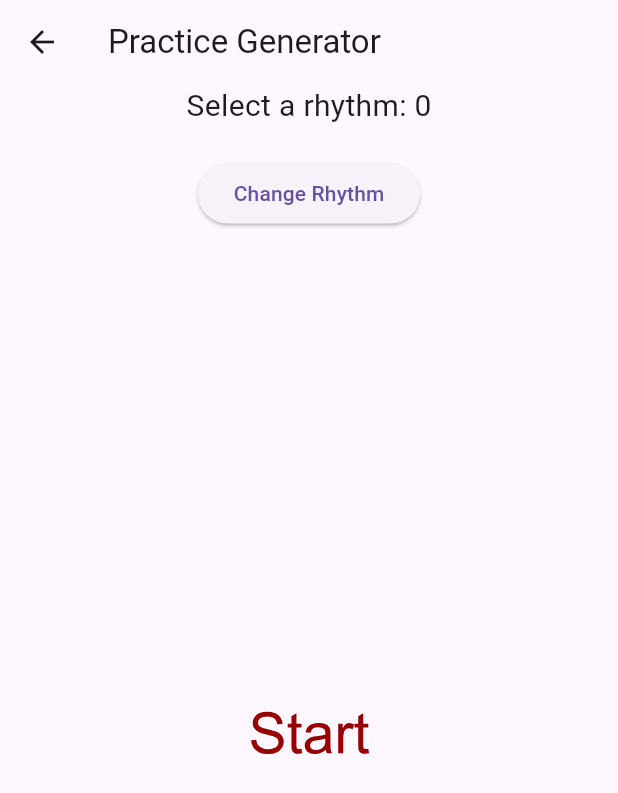
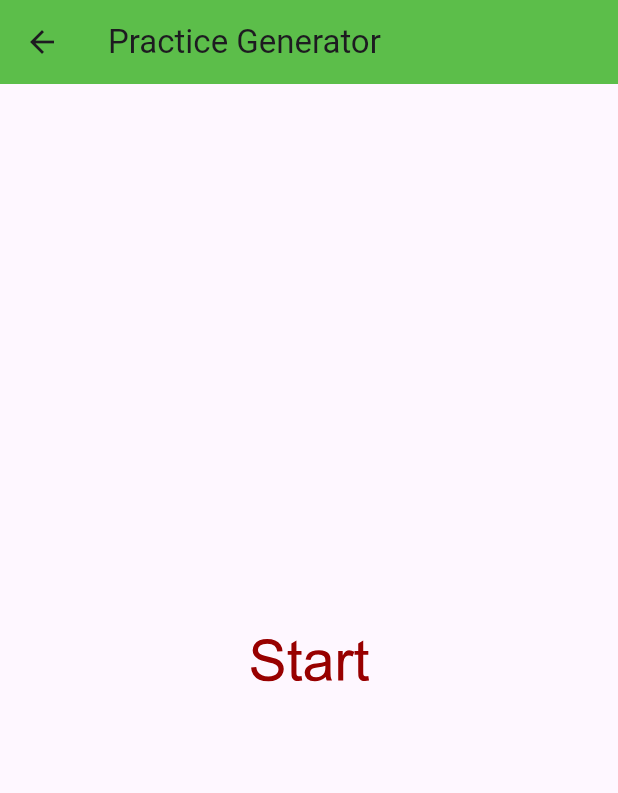
Before and after one commit to Kiaze-Wgna/footwork_tracker, a Flutter app: the PracticeGenerator screen opened directly, on a phone screen of 412 x 824 dp. Shown: the top 793 px of the screen. Run offline on Flutter 3.47's test engine with Material 3 defaults, Android fonts, the light colour scheme and no system bars; our stand-ins replace flutter_svg.

Commit message:
Revert "Rhythm + camera"
This reverts commit 4d59a51fcd6b7864ec10b5040be476d35f249203.

```diff
--- a/lib/main.dart
+++ b/lib/main.dart
@@ -395,18 +395,15 @@ class PracticeGenerator extends StatefulWidget{
   _PracticeGenerator createState() => _PracticeGenerator();
 }
 
-
 class _PracticeGenerator extends State<PracticeGenerator> {
-  List<String> practiceList = [];
-  int rhythm = 0; // Variable to change
-  String currentPractice = "Assets/Images/start.svg";
+  List<String> practiceList=[];
+  String currentPractice="Assets/Images/start.svg";
   Timer? timer;
-
   @override
   void initState() {
     super.initState();
-    if (practicetype == 1) { // 6 corners
-      practiceList = [
+    if (practicetype==1) { //6 corners
+      practiceList=[
       "Assets/Images/LeftFront.svg",
       "Assets/Images/LeftCenter.svg",
       "Assets/Images/LeftBack.svg",
@@ -414,15 +411,15 @@ class _PracticeGenerator extends State<PracticeGenerator> {
       "Assets/Images/RightCenter.svg",
       "Assets/Images/RightBack.svg",
       ];
-    } else if (practicetype == 2) { // 4 corners
-      practiceList = [
+    } else if (practicetype==2){ //4 corners
+      practiceList=[
       "Assets/Images/LeftFront.svg",
       "Assets/Images/LeftBack.svg",
       "Assets/Images/RightFront.svg",
       "Assets/Images/RightBack.svg",
       ];
-    } else if (practicetype == 3) { // 8 corners
-      practiceList = [
+    } else if (practicetype==3){ //8 corners
+      practiceList=[
       "Assets/Images/LeftFront.svg",
       "Assets/Images/LeftCenter.svg",
       "Assets/Images/LeftBack.svg",
@@ -432,15 +429,15 @@ class _PracticeGenerator extends State<PracticeGenerator> {
       "Assets/Images/FastLeft.svg",
       "Assets/Images/FastRight.svg"
       ];
-    } else if (practicetype == 4) { // Smash defense
-      practiceList = [
+    } else if (practicetype==4){ //smash defense
+      practiceList=[
       "Assets/Images/LeftFront.svg",
       "Assets/Images/LeftCenter.svg",
       "Assets/Images/RightFront.svg",
       "Assets/Images/RightCenter.svg"
       ];
-    } else if (practicetype == 5) { // Center to corners
-      practiceList = [
+    } else if (practicetype==5){ //Center2corners
+      practiceList=[
       "Assets/Images/LeftFront.svg",
       "Assets/Images/LeftCenter.svg",
       "Assets/Images/LeftBack.svg",
@@ -451,76 +448,51 @@ class _PracticeGenerator extends State<PracticeGenerator> {
       ];
     }
   }
-    void changeRhythm() {
+  void changepractice(){
+    if (practicecount>=20){
+      practicestart=false;
+      timer?.cancel();
+      practicecount=0;
       setState(() {
-      rhythm = (rhythm + 500) % 1500; // Cycle through values (0, 500, 1000)
-    });
-  }
-
-  void changePractice() {
-    if (practicecount >= 20) {
-      practicestart = false;
-      timer?.cancel();
-      practicecount = 0;
-      setState(() {
-        currentPractice = "Assets/Images/start.svg";
+        currentPractice="Assets/Images/start.svg";
       });
       return;
     }
     setState(() {
-      currentPractice = practiceList[Random().nextInt(practiceList.length)];
+      currentPractice=practiceList[Random().nextInt(practiceList.length)];
       practicecount++;
     });
-    timer = Timer(Duration(milliseconds: Random().nextInt(1500) + 1000+rhythm), changePractice);
+    timer=Timer(Duration(milliseconds:Random().nextInt(1500) + 1000),changepractice);
   }
-
-
   @override
   void dispose() {
-    practicestart = false;
+    practicestart=false;
     timer?.cancel();
-    practicecount = 0;
+    practicecount=0;
     super.dispose();
   }
-
   @override
   Widget build(BuildContext context) {
     return Scaffold(
-      appBar: AppBar(title: Text("Practice Generator")),
-      body: Column(
-        mainAxisAlignment: MainAxisAlignment.center,
-        children: [
-          Text(
-            "Select a rhythm: $rhythm",
-            style: TextStyle(fontSize: 20),
-          ),
-          SizedBox(height: 20),
-          ElevatedButton(
-            onPressed: changeRhythm,
-            child: Text("Change Rhythm"),
-          ),
-          Expanded(
-            child: Center(
-              child: GestureDetector(
+      appBar: topBar(text: "Practice Generator"),
+      body: Center(
+        child: GestureDetector (
           child: SvgPicture.asset(
-                  currentPractice,
+          currentPractice, // Replace with your image path
           width: double.infinity,
           height: double.infinity,
-                  fit: BoxFit.contain,
+          fit: BoxFit.contain, // Adjusts image to fit within screen
           ),
           onTap: () {
-                  if (!practicestart) {
-                    practicestart = true;
+            if (!practicestart){
+              practicestart=true;
               timer?.cancel();
-                    practicecount = 0;
-                    changePractice();
+              practicecount=0;
+              changepractice();
             }
           },
-              ),
-            ),
-          ),
-        ],
-      ),
+        )
+      )
     );
   }
 }
```
Lines whose indentation alone changed are shown as unchanged.
